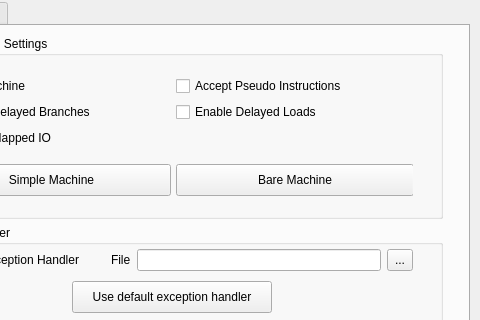
The window that QtSpim/settings.ui (KK1423/spim-9-keepstat) describes before a commit, drawn with Qt 5; both pictures show x 120 to 600 and y 0 to 320 of the 600 by 466 pixel window.
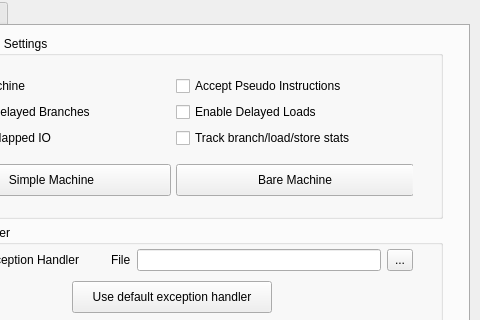
The same window after the commit. The open tabs and pages were chosen to show the change. Custom widgets are drawn as their Qt base class.

Diff of the .ui file:
```diff
--- a/QtSpim/settings.ui
+++ b/QtSpim/settings.ui
@@ -185,6 +185,13 @@
               </property>
              </widget>
             </item>
+            <item row="2" column="1">
+             <widget class="QCheckBox" name="keepStatsCheckBox">
+              <property name="text">
+               <string>Track branch/load/store stats</string>
+              </property>
+             </widget>
+            </item>
             <item row="0" column="1">
              <widget class="settableCheckBox" name="pseudoInstCheckBox">
               <property name="text">
```
Left out of the diff: 1 changed line with no effect on the pictures.
